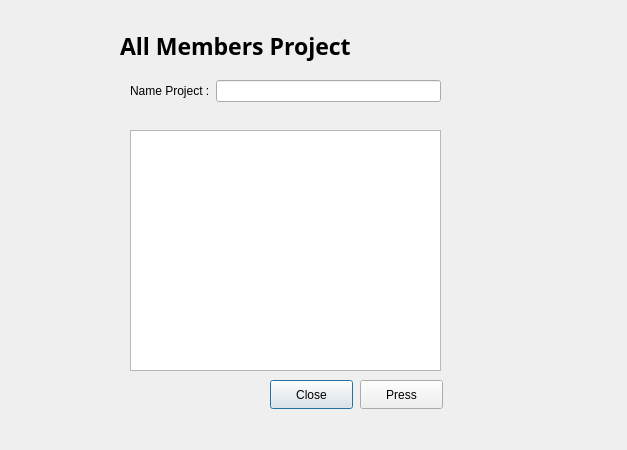
The window that Project_Ap/viewmemberproject.ui (Hasansaberifar/AP_Prozhe) describes before a commit, drawn with Qt 5.
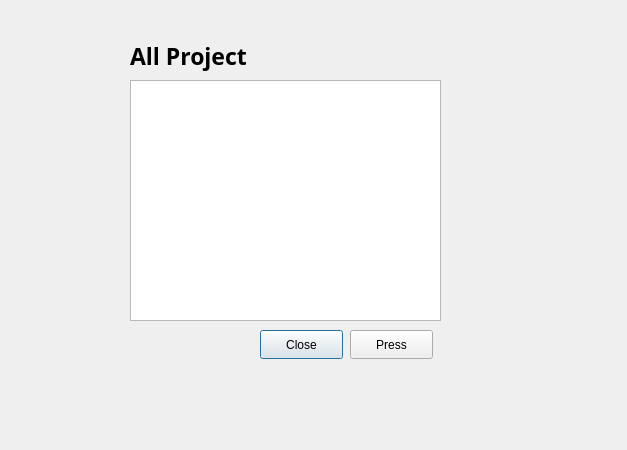
The same window after the commit.

Commit message: project was fixed

```diff
--- a/Project_Ap/viewmemberproject.ui
+++ b/Project_Ap/viewmemberproject.ui
@@ -17,7 +17,7 @@
    <property name="geometry">
     <rect>
      <x>130</x>
-     <y>130</y>
+     <y>80</y>
      <width>311</width>
      <height>241</height>
     </rect>
@@ -26,8 +26,8 @@
   <widget class="QLabel" name="label">
    <property name="geometry">
     <rect>
-     <x>120</x>
-     <y>20</y>
+     <x>130</x>
+     <y>30</y>
      <width>371</width>
      <height>51</height>
     </rect>
@@ -40,14 +40,14 @@
     </font>
    </property>
    <property name="text">
-    <string>All Members Project</string>
+    <string>All Project</string>
    </property>
   </widget>
   <widget class="QPushButton" name="pushButton">
    <property name="geometry">
     <rect>
-     <x>270</x>
-     <y>380</y>
+     <x>260</x>
+     <y>330</y>
      <width>83</width>
      <height>29</height>
     </rect>
@@ -56,33 +56,11 @@
     <string>Close</string>
    </property>
   </widget>
-  <widget class="QWidget" name="formLayoutWidget">
-   <property name="geometry">
-    <rect>
-     <x>130</x>
-     <y>80</y>
-     <width>311</width>
-     <height>41</height>
-    </rect>
-   </property>
-   <layout class="QFormLayout" name="formLayout">
-    <item row="0" column="0">
-     <widget class="QLabel" name="label_2">
-      <property name="text">
-       <string>Name Project :</string>
-      </property>
-     </widget>
-    </item>
-    <item row="0" column="1">
-     <widget class="QLineEdit" name="Projectname"/>
-    </item>
-   </layout>
-  </widget>
   <widget class="QPushButton" name="pushButton_2">
    <property name="geometry">
     <rect>
-     <x>360</x>
-     <y>380</y>
+     <x>350</x>
+     <y>330</y>
      <width>83</width>
      <height>29</height>
     </rect>
```
The commit also changes 48 other files.
